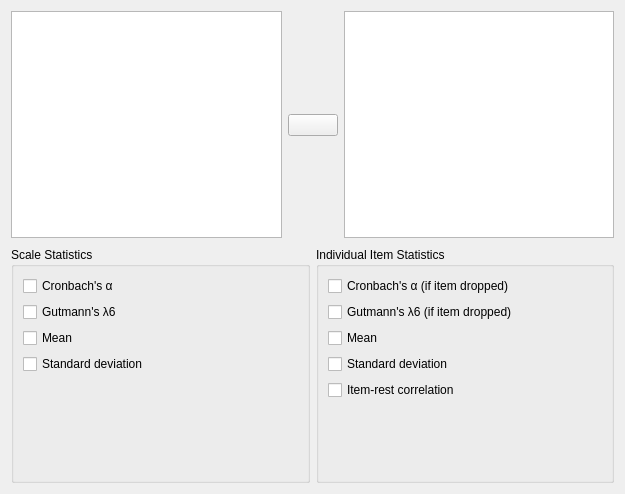
This is JASP-Desktop/analysisforms/reliabilityanalysisform.ui in jasp-stats/jasp-desktop as Qt 5 draws it before an edit. The edited form follows.
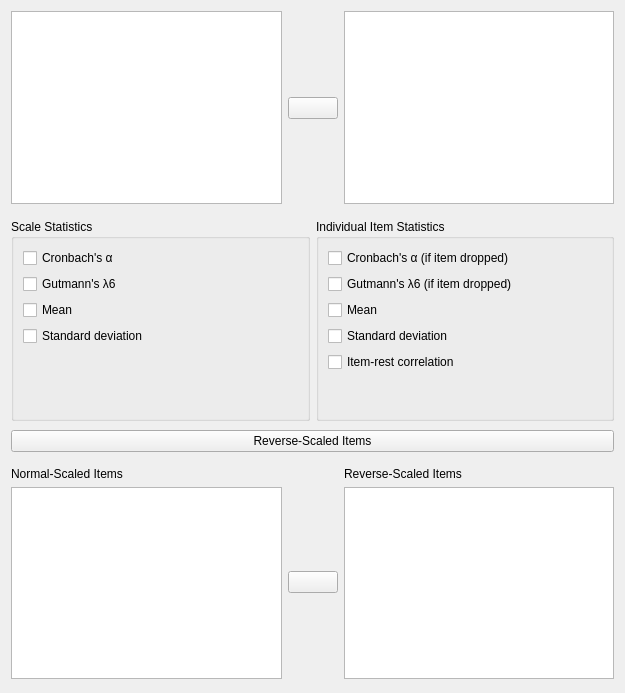
This is the edited form. Custom widgets are drawn as their Qt base class.

Commit message: Reliability Analysis: added reverse scaled items option

Patch:
```diff
--- a/JASP-Desktop/analysisforms/reliabilityanalysisform.ui
+++ b/JASP-Desktop/analysisforms/reliabilityanalysisform.ui
@@ -7,75 +7,13 @@
     <x>0</x>
     <y>0</y>
     <width>625</width>
-    <height>494</height>
+    <height>693</height>
    </rect>
   </property>
   <property name="windowTitle">
    <string>Form</string>
   </property>
-  <layout class="QGridLayout" name="gridLayout_2">
-   <property name="verticalSpacing">
-    <number>0</number>
-   </property>
-   <item row="1" column="0">
-    <widget class="BoundGroupBox" name="totalScaleStats">
-     <property name="sizePolicy">
-      <sizepolicy hsizetype="Preferred" vsizetype="Preferred">
-       <horstretch>0</horstretch>
-       <verstretch>0</verstretch>
-      </sizepolicy>
-     </property>
-     <property name="title">
-      <string>Scale Statistics</string>
-     </property>
-     <property name="flat">
-      <bool>false</bool>
-     </property>
-     <layout class="QGridLayout" name="gridLayout_5">
-      <item row="1" column="0">
-       <widget class="BoundCheckBox" name="gutmannScale">
-        <property name="text">
-         <string>Gutmann's λ6</string>
-        </property>
-       </widget>
-      </item>
-      <item row="0" column="0">
-       <widget class="BoundCheckBox" name="alphaScale">
-        <property name="text">
-         <string>Cronbach's α</string>
-        </property>
-       </widget>
-      </item>
-      <item row="2" column="0">
-       <widget class="BoundCheckBox" name="meanScale">
-        <property name="text">
-         <string>Mean</string>
-        </property>
-       </widget>
-      </item>
-      <item row="4" column="0">
-       <spacer name="verticalSpacer">
-        <property name="orientation">
-         <enum>Qt::Vertical</enum>
-        </property>
-        <property name="sizeHint" stdset="0">
-         <size>
-          <width>20</width>
-          <height>40</height>
-         </size>
-        </property>
-       </spacer>
-      </item>
-      <item row="3" column="0">
-       <widget class="BoundCheckBox" name="sdScale">
-        <property name="text">
-         <string>Standard deviation</string>
-        </property>
-       </widget>
-      </item>
-     </layout>
-    </widget>
-   </item>
+  <layout class="QGridLayout" name="gridLayout_6">
    <item row="0" column="0" colspan="2">
     <widget class="QWidget" name="topWidget" native="true">
      <layout class="QGridLayout" name="gridLayout_3">
@@ -151,12 +89,77 @@
      </layout>
     </widget>
    </item>
+   <item row="1" column="0">
+    <widget class="BoundGroupBox" name="totalScaleStats">
+     <property name="sizePolicy">
+      <sizepolicy hsizetype="Preferred" vsizetype="Preferred">
+       <horstretch>0</horstretch>
+       <verstretch>0</verstretch>
+      </sizepolicy>
+     </property>
+     <property name="title">
+      <string>Scale Statistics</string>
+     </property>
+     <property name="flat">
+      <bool>false</bool>
+     </property>
+     <layout class="QGridLayout" name="gridLayout_5">
+      <property name="bottomMargin">
+       <number>0</number>
+      </property>
+      <item row="2" column="0">
+       <widget class="BoundCheckBox" name="meanScale">
+        <property name="text">
+         <string>Mean</string>
+        </property>
+       </widget>
+      </item>
+      <item row="3" column="0">
+       <widget class="BoundCheckBox" name="sdScale">
+        <property name="text">
+         <string>Standard deviation</string>
+        </property>
+       </widget>
+      </item>
+      <item row="1" column="0">
+       <widget class="BoundCheckBox" name="gutmannScale">
+        <property name="text">
+         <string>Gutmann's λ6</string>
+        </property>
+       </widget>
+      </item>
+      <item row="0" column="0">
+       <widget class="BoundCheckBox" name="alphaScale">
+        <property name="text">
+         <string>Cronbach's α</string>
+        </property>
+       </widget>
+      </item>
+      <item row="4" column="0">
+       <spacer name="verticalSpacer_5">
+        <property name="orientation">
+         <enum>Qt::Vertical</enum>
+        </property>
+        <property name="sizeHint" stdset="0">
+         <size>
+          <width>20</width>
+          <height>40</height>
+         </size>
+        </property>
+       </spacer>
+      </item>
+     </layout>
+    </widget>
+   </item>
    <item row="1" column="1">
     <widget class="BoundGroupBox" name="itemStats">
      <property name="title">
       <string>Individual Item Statistics</string>
      </property>
      <layout class="QGridLayout" name="gridLayout">
+      <property name="bottomMargin">
+       <number>0</number>
+      </property>
       <item row="4" column="0" colspan="3">
        <widget class="BoundCheckBox" name="sdItem">
         <property name="text">
@@ -185,19 +188,6 @@
         </property>
        </widget>
       </item>
-      <item row="6" column="0">
-       <spacer name="verticalSpacer_4">
-        <property name="orientation">
-         <enum>Qt::Vertical</enum>
-        </property>
-        <property name="sizeHint" stdset="0">
-         <size>
-          <width>20</width>
-          <height>40</height>
-         </size>
-        </property>
-       </spacer>
-      </item>
       <item row="5" column="0">
        <widget class="BoundCheckBox" name="itemRestCor">
         <property name="text">
@@ -205,6 +195,130 @@
         </property>
        </widget>
       </item>
+      <item row="6" column="0">
+       <spacer name="verticalSpacer_6">
+        <property name="orientation">
+         <enum>Qt::Vertical</enum>
+        </property>
+        <property name="sizeHint" stdset="0">
+         <size>
+          <width>20</width>
+          <height>40</height>
+         </size>
+        </property>
+       </spacer>
+      </item>
+     </layout>
+    </widget>
+   </item>
+   <item row="2" column="0" colspan="2">
+    <widget class="QWidget" name="revScaledItemsBox" native="true">
+     <layout class="QGridLayout" name="gridLayout_4">
+      <property name="leftMargin">
+       <number>0</number>
+      </property>
+      <property name="topMargin">
+       <number>3</number>
+      </property>
+      <property name="rightMargin">
+       <number>0</number>
+      </property>
+      <property name="bottomMargin">
+       <number>3</number>
+      </property>
+      <item row="0" column="0">
+       <widget class="ExpanderButton" name="expanderPosthoc">
+        <property name="sizePolicy">
+         <sizepolicy hsizetype="Expanding" vsizetype="Fixed">
+          <horstretch>0</horstretch>
+          <verstretch>0</verstretch>
+         </sizepolicy>
+        </property>
+        <property name="text">
+         <string>Reverse-Scaled Items</string>
+        </property>
+       </widget>
+      </item>
+      <item row="1" column="0">
+       <widget class="QWidget" name="containerRevScaledItems" native="true">
+        <layout class="QGridLayout" name="gridLayout_2">
+         <property name="leftMargin">
+          <number>0</number>
+         </property>
+         <property name="rightMargin">
+          <number>0</number>
+         </property>
+         <property name="bottomMargin">
+          <number>0</number>
+         </property>
+         <item row="0" column="0">
+          <widget class="QLabel" name="label">
+           <property name="text">
+            <string>Normal-Scaled Items</string>
+           </property>
+          </widget>
+         </item>
+         <item row="0" column="2">
+          <widget class="QLabel" name="label_2">
+           <property name="text">
+            <string>Reverse-Scaled Items</string>
+           </property>
+          </widget>
+         </item>
+         <item row="1" column="0" rowspan="3">
+          <widget class="BoundListView" name="normalScaledItems"/>
+         </item>
+         <item row="1" column="1">
+          <spacer name="verticalSpacer">
+           <property name="orientation">
+            <enum>Qt::Vertical</enum>
+           </property>
+           <property name="sizeHint" stdset="0">
+            <size>
+             <width>20</width>
+             <height>55</height>
+            </size>
+           </property>
+          </spacer>
+         </item>
+         <item row="1" column="2" rowspan="3">
+          <widget class="BoundListView" name="reverseScaledItems"/>
+         </item>
+         <item row="2" column="1">
+          <widget class="AssignButton" name="assignButtonRevScaledItems">
+           <property name="minimumSize">
+            <size>
+             <width>50</width>
+             <height>0</height>
+            </size>
+           </property>
+           <property name="maximumSize">
+            <size>
+             <width>50</width>
+             <height>16777215</height>
+            </size>
+           </property>
+           <property name="text">
+            <string/>
+           </property>
+          </widget>
+         </item>
+         <item row="3" column="1">
+          <spacer name="verticalSpacer_4">
+           <property name="orientation">
+            <enum>Qt::Vertical</enum>
+           </property>
+           <property name="sizeHint" stdset="0">
+            <size>
+             <width>20</width>
+             <height>86</height>
+            </size>
+           </property>
+          </spacer>
+         </item>
+        </layout>
+       </widget>
+      </item>
      </layout>
     </widget>
    </item>
@@ -237,6 +351,11 @@
    <extends>QCheckBox</extends>
    <header>widgets/boundcheckbox.h</header>
   </customwidget>
+  <customwidget>
+   <class>ExpanderButton</class>
+   <extends>QPushButton</extends>
+   <header>widgets/expanderbutton.h</header>
+  </customwidget>
  </customwidgets>
  <resources/>
  <connections/>
```
The commit also changes 1 other file.
